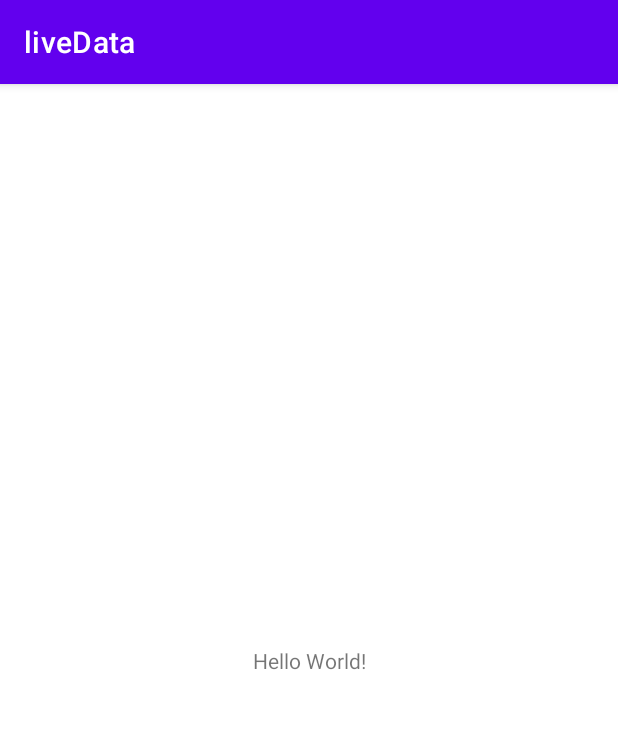
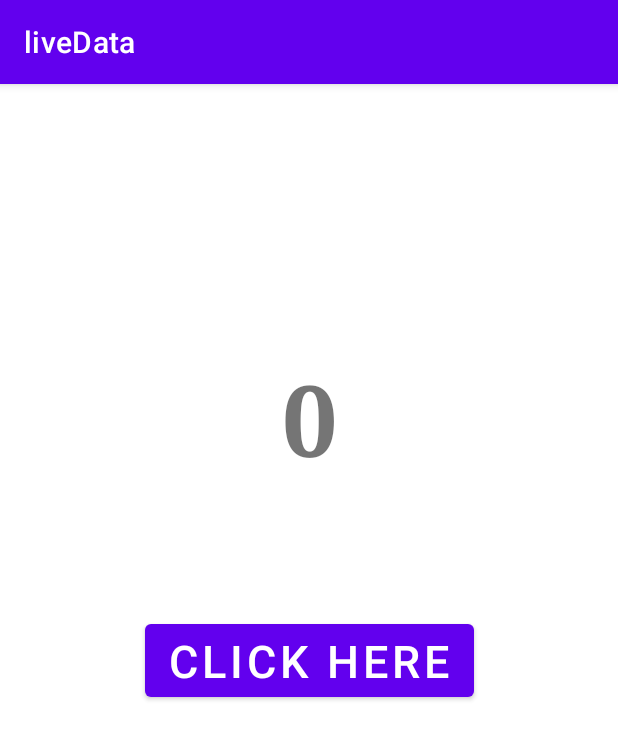
Before and after one commit to czechoslovakia36/Android-Projects, an Android app: the screen it shows after launch (MainActivity), on a phone screen of 412 x 824 dp. Shown: the top 739 px of the screen. Run offline under Robolectric (Android 15) with nearby library versions, the phone set to English and light mode, and no system bars.

Commit message:
fixed viewModel error

```diff
--- a/app/build.gradle
+++ b/app/build.gradle
@@ -34,6 +34,26 @@ android {
 
 dependencies {
 
+    def lifecycle_version = "2.6.1"
+    def arch_version = "2.2.0"
+
+    // ViewModel
+    implementation "androidx.lifecycle:lifecycle-viewmodel:$lifecycle_version"
+    // LiveData
+    implementation "androidx.lifecycle:lifecycle-livedata:$lifecycle_version"
+    // Lifecycles only (without ViewModel or LiveData)
+    implementation "androidx.lifecycle:lifecycle-runtime:$lifecycle_version"
+
+    // Saved state module for ViewModel
+    implementation "androidx.lifecycle:lifecycle-viewmodel-savedstate:$lifecycle_version"
+
+    // Annotation processor
+    annotationProcessor "androidx.lifecycle:lifecycle-compiler:$lifecycle_version"
+    // alternately - if using Java8, use the following instead of lifecycle-compiler
+
+
+//    ---------------------
+    implementation "androidx.lifecycle:lifecycle-common-java8:$lifecycle_version"
     implementation 'androidx.core:core-ktx:1.7.0'
     implementation 'androidx.appcompat:appcompat:1.6.1'
     implementation 'com.google.android.material:material:1.9.0'
--- a/app/src/main/java/com/example/livedata/MainActivity.kt
+++ b/app/src/main/java/com/example/livedata/MainActivity.kt
@@ -2,10 +2,36 @@ package com.example.livedata
 
 import androidx.appcompat.app.AppCompatActivity
 import android.os.Bundle
+import android.widget.Button
+import android.widget.TextView
+import androidx.lifecycle.ViewModelProvider
 
 class MainActivity : AppCompatActivity() {
+
+
+
+    private lateinit var viewModel:MainActivityViewModel
+
+
+
     override fun onCreate(savedInstanceState: Bundle?) {
         super.onCreate(savedInstanceState)
         setContentView(R.layout.activity_main)
+
+
+
+//
+        viewModel= ViewModelProvider(this).get(MainActivityViewModel::class.java)
+
+        val textView = findViewById<TextView>(R.id.count_text)
+        val btn= findViewById<Button>(R.id.button)
+        textView.text= viewModel.getCurrentCount().toString()
+        btn.setOnClickListener{
+//            count++
+//            textView.text= count.toString()
+            textView.text= viewModel.getUpdatedCount().toString()
+        }
+
+
     }
 }
--- /dev/null
+++ b/app/src/main/java/com/example/livedata/MainActivityViewModel.kt
@@ -0,0 +1,14 @@
+package com.example.livedata
+
+import androidx.lifecycle.ViewModel
+
+class MainActivityViewModel:ViewModel() {
+    private  var count =0
+    fun getUpdatedCount():Int{
+        return ++count
+    }
+
+    fun getCurrentCount():Int{
+        return count
+    }
+}
--- a/app/src/main/res/layout/activity_main.xml
+++ b/app/src/main/res/layout/activity_main.xml
@@ -1,17 +1,34 @@
 <?xml version="1.0" encoding="utf-8"?>
-<androidx.constraintlayout.widget.ConstraintLayout xmlns:android="http://schemas.android.com/apk/res/android"
+<androidx.constraintlayout.widget.ConstraintLayout
+    xmlns:android="http://schemas.android.com/apk/res/android"
+    xmlns:tools="http://schemas.android.com/tools"
     xmlns:app="http://schemas.android.com/apk/res-auto"
-    xmlns:tools="http://schemas.android.com/tools"
     android:layout_width="match_parent"
     android:layout_height="match_parent"
     tools:context=".MainActivity">
-
     <TextView
+        android:id="@+id/count_text"
         android:layout_width="wrap_content"
         android:layout_height="wrap_content"
-        android:text="Hello World!"
+        android:textSize="66sp"
+        android:textStyle="bold"
+        android:typeface="serif"
         app:layout_constraintBottom_toBottomOf="parent"
         app:layout_constraintEnd_toEndOf="parent"
+        app:layout_constraintHorizontal_bias="0.5"
+        app:layout_constraintStart_toStartOf="parent"
+        app:layout_constraintTop_toTopOf="parent"
+        app:layout_constraintVertical_bias="0.262" />
+
+    <Button
+        android:id="@+id/button"
+        android:layout_width="wrap_content"
+        android:layout_height="wrap_content"
+        android:text="Click Here"
+        android:textSize="30sp"
+        app:layout_constraintBottom_toBottomOf="parent"
+        app:layout_constraintEnd_toEndOf="parent"
+        app:layout_constraintHorizontal_bias="0.5"
         app:layout_constraintStart_toStartOf="parent"
         app:layout_constraintTop_toTopOf="parent" />
 
```
